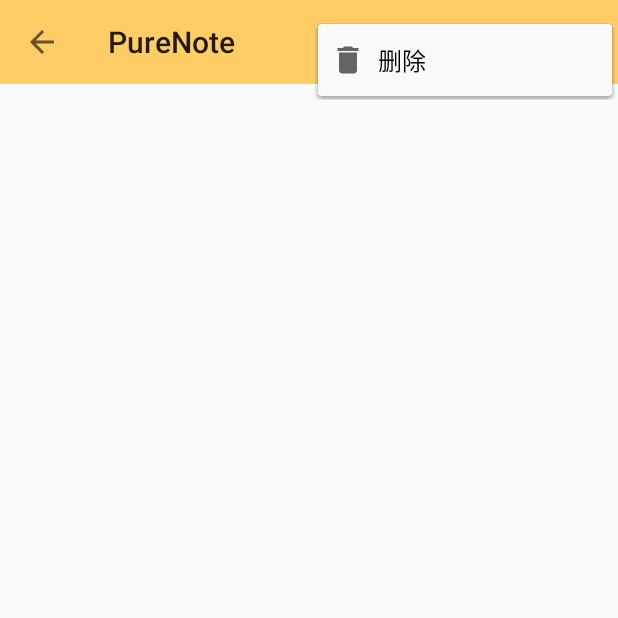
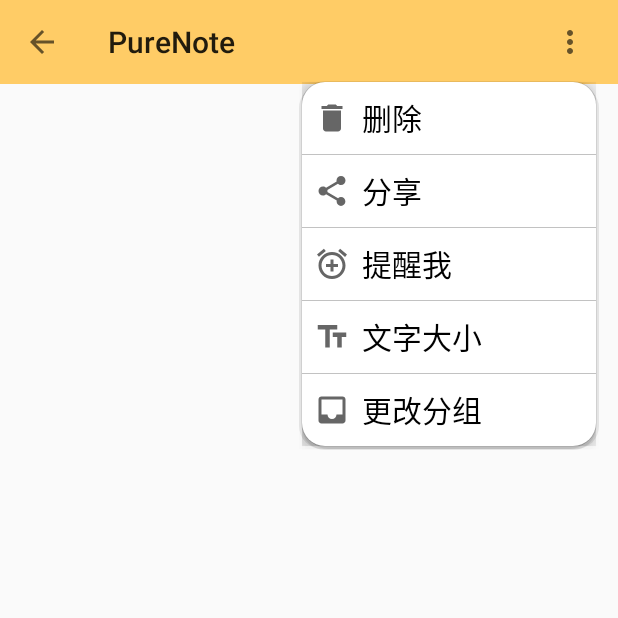
Before and after one commit to guiyujin/PureNote, an Android app: the DetailActivity screen opened directly, with no data from a screen before it, with the options menu open, on a phone screen of 412 x 824 dp, the top half of it. Run offline under Robolectric (Android 15) with nearby library versions, the phone set to English and light mode, and no system bars.

Commit message:
popmenu design

```diff
--- a/app/src/main/AndroidManifest.xml
+++ b/app/src/main/AndroidManifest.xml
@@ -14,7 +14,7 @@
             android:theme="@style/AppTheme.Main.NoActionBar"
             />
         <activity
-            android:name="com.example.purenote.AddContent"
+            android:name="com.example.purenote.AddContentActivity"
             android:theme="@style/AppTheme.Main.NoActionBar"
             />
         <activity
--- a/app/src/main/java/com/example/purenote/AddContent.java
+++ b/app/src/main/java/com/example/purenote/AddContentActivity.java
@@ -9,12 +9,13 @@ import android.os.Bundle;
 import android.view.Menu;
 import android.view.MenuItem;
 import android.view.View;
-import android.widget.Button;
 import android.widget.EditText;;
+import com.example.purenote.db.NotesDB;
+
 import java.text.SimpleDateFormat;
 import java.util.Date;
 
-public class AddContent extends AppCompatActivity {
+public class AddContentActivity extends AppCompatActivity {
    // private Button save,del;
     private EditText et_text;
     private NotesDB notesDB;
--- a/app/src/main/java/com/example/purenote/MyAdapter.java
+++ b/app/src/main/java/com/example/purenote/adapter/MyAdapter.java
@@ -1,4 +1,4 @@
-package com.example.purenote;
+package com.example.purenote.adapter;
 
 import android.content.Context;
 import android.database.Cursor;
@@ -8,6 +8,8 @@ import android.view.ViewGroup;
 import android.widget.BaseAdapter;
 import android.widget.LinearLayout;
 import android.widget.TextView;
+
+import com.example.purenote.R;
 
 public class MyAdapter extends BaseAdapter {
     private Context context;
--- a/app/src/main/java/com/example/purenote/NotesDB.java
+++ b/app/src/main/java/com/example/purenote/db/NotesDB.java
@@ -1,4 +1,4 @@
-package com.example.purenote;
+package com.example.purenote.db;
 
 import android.content.Context;
 import android.database.sqlite.SQLiteDatabase;
--- /dev/null
+++ b/app/src/main/res/drawable/ic_add_alarm.xml
@@ -0,0 +1,10 @@
+<vector xmlns:android="http://schemas.android.com/apk/res/android"
+    android:width="24dp"
+    android:height="24dp"
+    android:viewportWidth="24"
+    android:viewportHeight="24"
+    android:tint="?attr/colorControlNormal">
+  <path
+      android:fillColor="@android:color/white"
+      android:pathData="M7.88,3.39L6.6,1.86 2,5.71l1.29,1.53 4.59,-3.85zM22,5.72l-4.6,-3.86 -1.29,1.53 4.6,3.86L22,5.72zM12,4c-4.97,0 -9,4.03 -9,9s4.02,9 9,9c4.97,0 9,-4.03 9,-9s-4.03,-9 -9,-9zM12,20c-3.87,0 -7,-3.13 -7,-7s3.13,-7 7,-7 7,3.13 7,7 -3.13,7 -7,7zM13,9h-2v3L8,12v2h3v3h2v-3h3v-2h-3L13,9z"/>
+</vector>
--- /dev/null
+++ b/app/src/main/res/drawable/ic_box.xml
@@ -0,0 +1,10 @@
+<vector xmlns:android="http://schemas.android.com/apk/res/android"
+    android:width="24dp"
+    android:height="24dp"
+    android:viewportWidth="24"
+    android:viewportHeight="24"
+    android:tint="?attr/colorControlNormal">
+  <path
+      android:fillColor="@android:color/white"
+      android:pathData="M19,3L4.99,3c-1.11,0 -1.98,0.89 -1.98,2L3,19c0,1.1 0.88,2 1.99,2L19,21c1.1,0 2,-0.9 2,-2L21,5c0,-1.11 -0.9,-2 -2,-2zM19,15h-4c0,1.66 -1.35,3 -3,3s-3,-1.34 -3,-3L4.99,15L4.99,5L19,5v10z"/>
+</vector>
--- /dev/null
+++ b/app/src/main/res/drawable/ic_share.xml
@@ -0,0 +1,10 @@
+<vector xmlns:android="http://schemas.android.com/apk/res/android"
+    android:width="24dp"
+    android:height="24dp"
+    android:viewportWidth="24"
+    android:viewportHeight="24"
+    android:tint="?attr/colorControlNormal">
+  <path
+      android:fillColor="@android:color/white"
+      android:pathData="M18,16.08c-0.76,0 -1.44,0.3 -1.96,0.77L8.91,12.7c0.05,-0.23 0.09,-0.46 0.09,-0.7s-0.04,-0.47 -0.09,-0.7l7.05,-4.11c0.54,0.5 1.25,0.81 2.04,0.81 1.66,0 3,-1.34 3,-3s-1.34,-3 -3,-3 -3,1.34 -3,3c0,0.24 0.04,0.47 0.09,0.7L8.04,9.81C7.5,9.31 6.79,9 6,9c-1.66,0 -3,1.34 -3,3s1.34,3 3,3c0.79,0 1.5,-0.31 2.04,-0.81l7.12,4.16c-0.05,0.21 -0.08,0.43 -0.08,0.65 0,1.61 1.31,2.92 2.92,2.92 1.61,0 2.92,-1.31 2.92,-2.92s-1.31,-2.92 -2.92,-2.92z"/>
+</vector>
--- /dev/null
+++ b/app/src/main/res/drawable/ic_text_size.xml
@@ -0,0 +1,10 @@
+<vector xmlns:android="http://schemas.android.com/apk/res/android"
+    android:width="24dp"
+    android:height="24dp"
+    android:viewportWidth="24"
+    android:viewportHeight="24"
+    android:tint="?attr/colorControlNormal">
+  <path
+      android:fillColor="@android:color/white"
+      android:pathData="M2.5,4v3h5v12h3V7h5V4H2.5zM21.5,9h-9v3h3v7h3v-7h3V9z"/>
+</vector>
--- a/app/src/main/res/layout/activity_add_content.xml
+++ b/app/src/main/res/layout/activity_add_content.xml
@@ -5,7 +5,7 @@
     android:layout_height="match_parent"
     xmlns:app="http://schemas.android.com/apk/res-auto"
     android:orientation="vertical"
-    tools:context=".AddContent">
+    tools:context=".AddContentActivity">
 
     <com.google.android.material.appbar.AppBarLayout
         android:layout_width="match_parent"
--- a/app/src/main/res/layout/activity_detail.xml
+++ b/app/src/main/res/layout/activity_detail.xml
@@ -16,6 +16,7 @@
             android:id="@+id/toolbar_detail"
             android:layout_width="match_parent"
             android:layout_height="?attr/actionBarSize"
+            app:popupTheme="@style/MainToolbarPopupTheme"
              />
 
     </com.google.android.material.appbar.AppBarLayout>
--- a/app/src/main/res/menu/menu_detail.xml
+++ b/app/src/main/res/menu/menu_detail.xml
@@ -8,4 +8,32 @@
         android:icon="@drawable/ic_delete"
         android:title="@string/action_delete"
         app:showAsAction="never" />
+
+    <item
+        android:id="@+id/action_share"
+        android:orderInCategory="100"
+        android:icon="@drawable/ic_share"
+        android:title="@string/action_share"
+        app:showAsAction="never" />
+
+    <item
+        android:id="@+id/action_add_alarm"
+        android:orderInCategory="100"
+        android:icon="@drawable/ic_add_alarm"
+        android:title="@string/action_add_alarm"
+        app:showAsAction="never" />
+
+    <item
+        android:id="@+id/action_text_size"
+        android:orderInCategory="100"
+        android:icon="@drawable/ic_text_size"
+        android:title="@string/action_text_size"
+        app:showAsAction="never" />
+
+    <item
+        android:id="@+id/action_box"
+        android:orderInCategory="100"
+        android:icon="@drawable/ic_box"
+        android:title="@string/action_box"
+        app:showAsAction="never" />
 </menu>
--- a/app/src/main/res/values/strings.xml
+++ b/app/src/main/res/values/strings.xml
@@ -4,4 +4,8 @@
     <string name="action_settings">设置</string>
     <string name="action_about">关于</string>
     <string name="action_delete">删除</string>
+    <string name="action_share">分享</string>
+    <string name="action_add_alarm">提醒我</string>
+    <string name="action_text_size">文字大小</string>
+    <string name="action_box">更改分组</string>
 </resources>
--- a/app/src/main/res/values/styles.xml
+++ b/app/src/main/res/values/styles.xml
@@ -13,6 +13,7 @@
         <item name="elevation">0dp</item>
         <item name="android:actionBarDivider">@null</item>
         <item name="android:windowContentOverlay">@null</item>
+        <item name="android:textAppearanceLargePopupMenu">@style/popmeuText</item>
         <item name="actionOverflowButtonStyle">@style/MainOverflowButtonStyle</item>
         <item name="actionOverflowMenuStyle">@style/MainOverflowMenuStyle</item>
     </style>
@@ -24,9 +25,14 @@
 
     <style name="MainOverflowMenuStyle" parent="Widget.AppCompat.PopupMenu.Overflow">
         <item name="overlapAnchor">false</item>  //不遮挡
+
         <item name="android:popupBackground">@drawable/fillet</item> //圆角
         <item name="android:dropDownVerticalOffset">15dp</item>
         <item name="android:dropDownHorizontalOffset">-15dp</item>  //右边距
+    </style>
+
+    <style name="popmeuText">
+        <item name="android:textSize">20sp</item>
     </style>
 
     <style name="AppTheme.Detail" parent="Theme.AppCompat.DayNight">
@@ -37,7 +43,9 @@
         <item name="elevation">0dp</item>
         <item name="android:actionBarDivider">@null</item>
         <item name="android:windowContentOverlay">@null</item>
+        <item name="android:textAppearanceLargePopupMenu">@style/popmeuText</item>
         <item name="actionOverflowButtonStyle">@style/DetailOverflowButtonStyle</item>
+        <item name="actionOverflowMenuStyle">@style/MainOverflowMenuStyle</item>
     </style>
 
     <style name="DetailOverflowButtonStyle" >
```
Also changed, not shown: app/src/main/java/com/example/purenote/DetailActivity.java (+79 -9 lines), app/src/main/java/com/example/purenote/MainActivity.java (+15 -3 lines), app/src/main/java/com/example/purenote/utils/ThingsReminder.java (added, +33 -0 lines).
